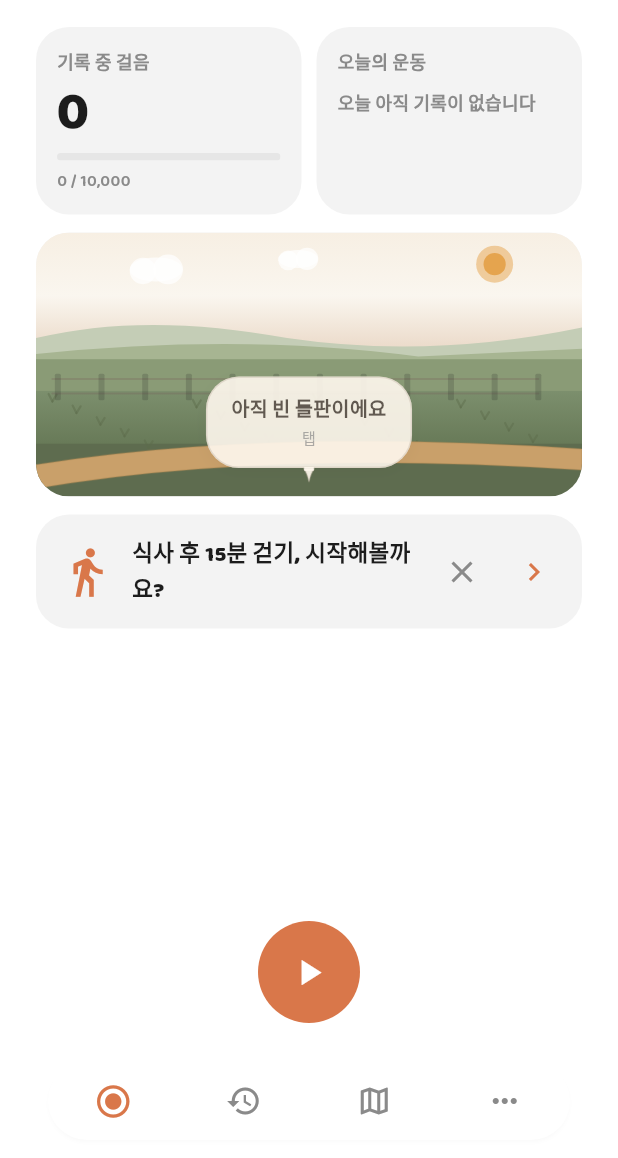
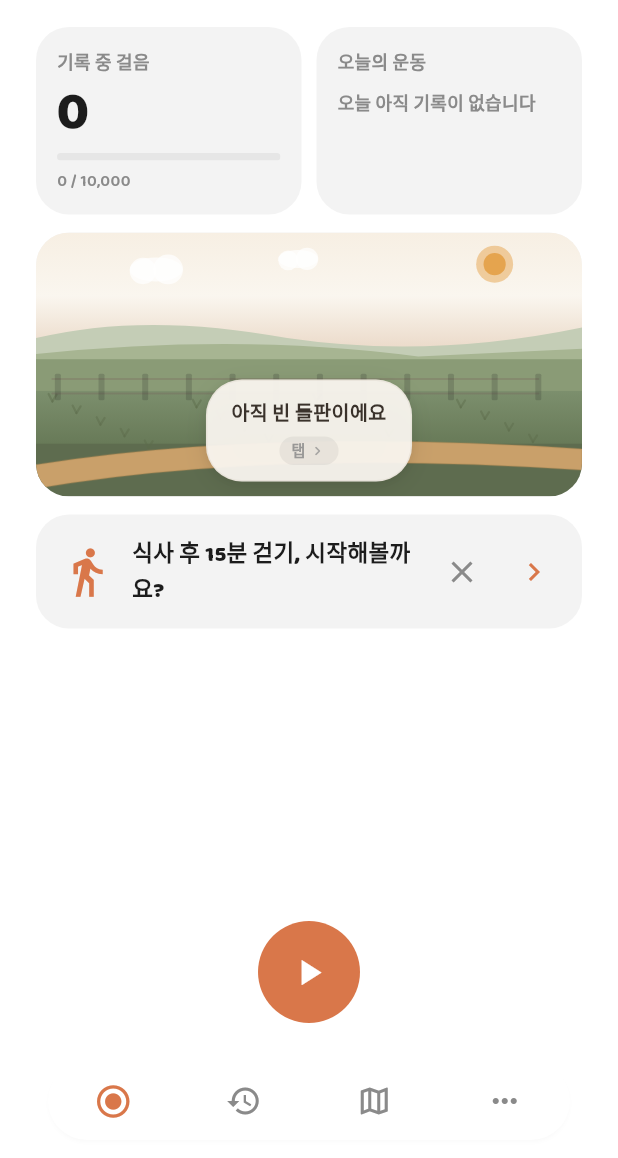
Before and after one commit to funexcloud/balmi, a Flutter app: the AppShell screen opened directly, on a phone screen of 412 x 824 dp, the part 78-1236 px from its top. Run offline on Flutter 3.47's test engine with Material 3 defaults, Android fonts, the phone set to English and light mode, and no system bars; our stand-ins replace drift, flutter_local_notifications, flutter_map, flutter_tts, geolocator, latlong2 and 5 more; missing offline and left inert: flutter_foreground_task; accounts and stored records are empty; generated files the repository leaves out were written again; statements that could not run were skipped.

Commit message:
Release 0.1.13+20: draggable goals, speech bubble fix, post-workout cleanup, share sheet styling

```diff
--- a/lib/widgets/farm_speech_bubble.dart
+++ b/lib/widgets/farm_speech_bubble.dart
@@ -53,6 +53,7 @@ class _FarmSpeechBubbleState extends State<FarmSpeechBubble> {
   @override
   void didUpdateWidget(covariant FarmSpeechBubble oldWidget) {
     super.didUpdateWidget(oldWidget);
+    if (_dismissed) return;
     if (oldWidget.lines.length != widget.lines.length ||
         !_sameLines(oldWidget.lines, widget.lines)) {
       _index = 0;
@@ -91,10 +92,10 @@ class _FarmSpeechBubbleState extends State<FarmSpeechBubble> {
     final multi = widget.lines.length > 1;
     final reduceMotion = MediaQuery.disableAnimationsOf(context);
 
-    // Soft cream fill that blends with day/night farm sky.
-    const fill = Color(0xE6FFF8EE); // ~90% opaque warm paper
-    const edge = Color(0x66C4B8A8); // soft taupe border
-    const inkSoft = Color(0xCC3D342C); // muted brown text
+    // Soft translucent glass fill that blends with day/night farm sky.
+    const fill = Color(0xF0FAF6F0); // ~94% opaque warm paper glass
+    const edge = Color(0x33C4B8A8); // subtle soft border
+    const inkSoft = Color(0xEE2D251E); // crisp dark brown text
 
     return GestureDetector(
       behavior: HitTestBehavior.opaque,
@@ -104,10 +105,7 @@ class _FarmSpeechBubbleState extends State<FarmSpeechBubble> {
         label: line,
         hint: multi && _index < widget.lines.length - 1 ? '다음 안내' : '안내 닫기',
         excludeSemantics: true,
-        child: Column(
-          mainAxisSize: MainAxisSize.min,
-          children: [
-            AnimatedSwitcher(
+        child: AnimatedSwitcher(
           duration: reduceMotion
               ? Duration.zero
               : const Duration(milliseconds: 280),
@@ -133,15 +131,6 @@ class _FarmSpeechBubbleState extends State<FarmSpeechBubble> {
             ink: inkSoft,
           ),
         ),
-            CustomPaint(
-              size: const Size(16, 9),
-              painter: _BubbleTailPainter(
-                color: fill,
-                border: edge,
-              ),
-            ),
-          ],
-        ),
       ),
     );
   }
@@ -166,17 +155,23 @@ class _BubbleBody extends StatelessWidget {
   @override
   Widget build(BuildContext context) {
     return Container(
-      constraints: const BoxConstraints(maxWidth: 260),
-      padding: const EdgeInsets.fromLTRB(16, 11, 16, 11),
+      constraints: const BoxConstraints(maxWidth: 270),
+      padding: const EdgeInsets.fromLTRB(16, 12, 16, 10),
       decoration: BoxDecoration(
         color: fill,
-        borderRadius: BorderRadius.circular(22),
+        borderRadius: BorderRadius.circular(24),
         border: Border.all(color: edge, width: 1),
         boxShadow: [
           BoxShadow(
-            color: BalmiColors.ink.withValues(alpha: 0.04),
-            blurRadius: 8,
-            offset: const Offset(0, 2),
+            color: const Color(0x18000000),
+            blurRadius: 14,
+            spreadRadius: -1,
+            offset: const Offset(0, 4),
+          ),
+          BoxShadow(
+            color: const Color(0x0C000000),
+            blurRadius: 4,
+            offset: const Offset(0, 1),
           ),
         ],
       ),
@@ -190,17 +185,35 @@ class _BubbleBody extends StatelessWidget {
               size: 13,
               weight: FontWeight.w600,
               color: ink,
-              height: 1.35,
+              height: 1.38,
             ),
           ),
           if (showHint) ...[
-            const SizedBox(height: 3),
+            const SizedBox(height: 5),
+            Container(
+              padding: const EdgeInsets.symmetric(horizontal: 8, vertical: 2),
+              decoration: BoxDecoration(
+                color: BalmiColors.ink.withValues(alpha: 0.06),
+                borderRadius: BorderRadius.circular(10),
+              ),
+              child: Row(
+                mainAxisSize: MainAxisSize.min,
+                children: [
                   Text(
                     '탭',
                     style: BalmiTheme.body(
                       size: 10,
-                weight: FontWeight.w500,
+                      weight: FontWeight.w700,
+                      color: BalmiColors.sub.withValues(alpha: 0.85),
+                    ),
+                  ),
+                  const SizedBox(width: 2),
+                  Icon(
+                    Icons.chevron_right_rounded,
+                    size: 12,
                     color: BalmiColors.sub.withValues(alpha: 0.7),
+                  ),
+                ],
               ),
             ),
           ],
```
Also changed, not shown: lib/core/format.dart (+5 -3 lines), lib/features/session_detail/session_detail_screen.dart (+5 -54 lines), lib/features/settings/daily_goals_picker.dart (+64 -8 lines), lib/features/settings/step_goal_picker.dart (+32 -4 lines), lib/features/share/activity_share_sheet.dart (+21 -15 lines), 4 other files. Lines whose indentation alone changed are shown as unchanged.
